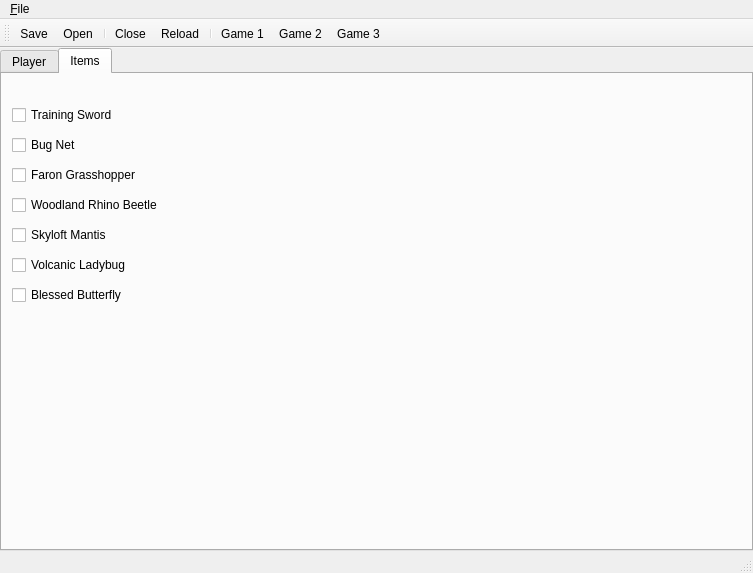
First picture: the form in save editor/SS_SaveEditor/mainwindow.ui, repository Antidote/skyward-sword-save-editor, before the edit.
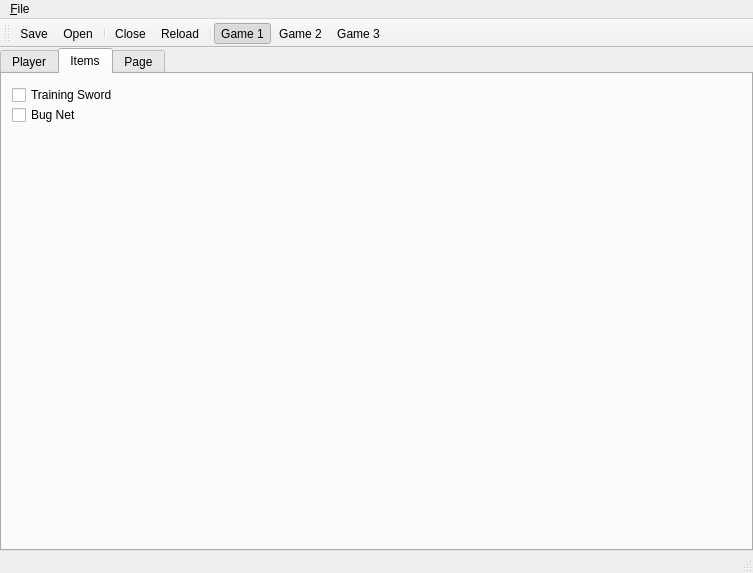
Second picture: the form after the edit. The open tabs and pages were chosen to show the change.

Diff of the .ui file:
```diff
--- a/save editor/SS_SaveEditor/mainwindow.ui
+++ b/save editor/SS_SaveEditor/mainwindow.ui
@@ -23,6 +23,9 @@
     </property>
     <item>
      <widget class="QTabWidget" name="tabWidget">
+      <property name="tabShape">
+       <enum>QTabWidget::Rounded</enum>
+      </property>
       <property name="currentIndex">
        <number>0</number>
       </property>
@@ -765,7 +768,7 @@
         <property name="geometry">
          <rect>
           <x>10</x>
-          <y>30</y>
+          <y>10</y>
           <width>131</width>
           <height>22</height>
          </rect>
@@ -778,7 +781,7 @@
         <property name="geometry">
          <rect>
           <x>10</x>
-          <y>60</y>
+          <y>30</y>
           <width>97</width>
           <height>22</height>
          </rect>
@@ -787,11 +790,42 @@
          <string>Bug Net</string>
         </property>
        </widget>
+      </widget>
+      <widget class="QWidget" name="insectsTab">
+       <attribute name="title">
+        <string>Page</string>
+       </attribute>
+       <widget class="QCheckBox" name="butterflyChkBox">
+        <property name="geometry">
+         <rect>
+          <x>10</x>
+          <y>130</y>
+          <width>161</width>
+          <height>22</height>
+         </rect>
+        </property>
+        <property name="text">
+         <string>Blessed Butterfly</string>
+        </property>
+       </widget>
+       <widget class="QCheckBox" name="mantisChkBox">
+        <property name="geometry">
+         <rect>
+          <x>10</x>
+          <y>70</y>
+          <width>161</width>
+          <height>22</height>
+         </rect>
+        </property>
+        <property name="text">
+         <string>Skyloft Mantis</string>
+        </property>
+       </widget>
        <widget class="QCheckBox" name="grassHopperChkBox">
         <property name="geometry">
          <rect>
           <x>10</x>
-          <y>90</y>
+          <y>10</y>
           <width>161</width>
           <height>22</height>
          </rect>
@@ -800,11 +834,24 @@
          <string>Faron Grasshopper</string>
         </property>
        </widget>
+       <widget class="QCheckBox" name="ladybugChkBox">
+        <property name="geometry">
+         <rect>
+          <x>10</x>
+          <y>100</y>
+          <width>161</width>
+          <height>22</height>
+         </rect>
+        </property>
+        <property name="text">
+         <string>Volcanic Ladybug</string>
+        </property>
+       </widget>
        <widget class="QCheckBox" name="rhinoBeetleChkBox">
         <property name="geometry">
          <rect>
           <x>10</x>
-          <y>120</y>
+          <y>40</y>
           <width>191</width>
           <height>22</height>
          </rect>
@@ -813,45 +860,6 @@
          <string>Woodland Rhino Beetle</string>
         </property>
        </widget>
-       <widget class="QCheckBox" name="mantisChkBox">
-        <property name="geometry">
-         <rect>
-          <x>10</x>
-          <y>150</y>
-          <width>161</width>
-          <height>22</height>
-         </rect>
-        </property>
-        <property name="text">
-         <string>Skyloft Mantis</string>
-        </property>
-       </widget>
-       <widget class="QCheckBox" name="ladybugChkBox">
-        <property name="geometry">
-         <rect>
-          <x>10</x>
-          <y>180</y>
-          <width>161</width>
-          <height>22</height>
-         </rect>
-        </property>
-        <property name="text">
-         <string>Volcanic Ladybug</string>
-        </property>
-       </widget>
-       <widget class="QCheckBox" name="butterflyChkBox">
-        <property name="geometry">
-         <rect>
-          <x>10</x>
-          <y>210</y>
-          <width>161</width>
-          <height>22</height>
-         </rect>
-        </property>
-        <property name="text">
-         <string>Blessed Butterfly</string>
-        </property>
-       </widget>
       </widget>
      </widget>
     </item>
@@ -915,7 +923,7 @@
     <bool>true</bool>
    </property>
    <property name="checked">
-    <bool>false</bool>
+    <bool>true</bool>
    </property>
    <property name="text">
     <string>Game &amp;1</string>
```
Left out of the diff: 22 changed lines with no effect on the pictures.
